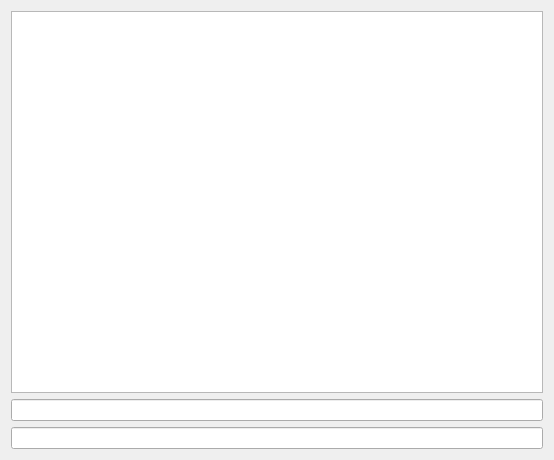
First picture: the form in Instant/mainform.ui, repository yvbbrjdr/Instant, before the edit.
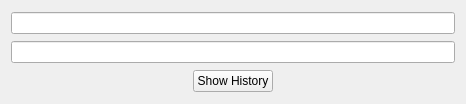
Second picture: the form after the edit.

Commit message: History Dialog

What changed in the file:
```diff
--- a/Instant/mainform.ui
+++ b/Instant/mainform.ui
@@ -6,18 +6,11 @@
    <rect>
     <x>0</x>
     <y>0</y>
-    <width>554</width>
-    <height>460</height>
+    <width>466</width>
+    <height>104</height>
    </rect>
   </property>
   <layout class="QVBoxLayout" name="verticalLayout">
-   <item>
-    <widget class="QTextEdit" name="Common">
-     <property name="readOnly">
-      <bool>true</bool>
-     </property>
-    </widget>
-   </item>
    <item>
     <widget class="QLineEdit" name="Peer">
      <property name="readOnly">
@@ -28,6 +21,43 @@
    <item>
     <widget class="QLineEdit" name="Local"/>
    </item>
+   <item>
+    <layout class="QHBoxLayout" name="horizontalLayout_2">
+     <item>
+      <spacer name="horizontalSpacer_2">
+       <property name="orientation">
+        <enum>Qt::Horizontal</enum>
+       </property>
+       <property name="sizeHint" stdset="0">
+        <size>
+         <width>40</width>
+         <height>20</height>
+        </size>
+       </property>
+      </spacer>
+     </item>
+     <item>
+      <widget class="QPushButton" name="HistoryButton">
+       <property name="text">
+        <string>Show History</string>
+       </property>
+      </widget>
+     </item>
+     <item>
+      <spacer name="horizontalSpacer">
+       <property name="orientation">
+        <enum>Qt::Horizontal</enum>
+       </property>
+       <property name="sizeHint" stdset="0">
+        <size>
+         <width>40</width>
+         <height>20</height>
+        </size>
+       </property>
+      </spacer>
+     </item>
+    </layout>
+   </item>
   </layout>
  </widget>
  <resources/>
```
The commit also changes 6 other files.
